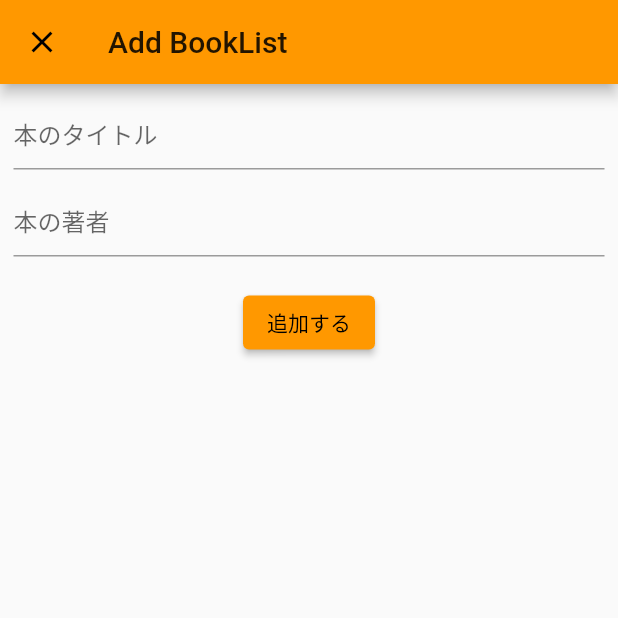
After one commit to skmkuma/booklist_app, a Flutter app: the screen it shows after launch, after a tap on the "add" icon, on a phone screen of 412 x 824 dp, the top half of it. The commit adds this screen. Run offline on Flutter 3.47's test engine with Material 2 defaults, Android fonts, the phone set to English and light mode, and no system bars; our stand-ins replace cloud_firestore, firebase_core; accounts and stored records are empty.

Commit message:
210825_Firebaseデータベースへ書き込み

```diff
--- /dev/null
+++ b/lib/add_book/add_book_model.dart
@@ -0,0 +1,20 @@
+import 'package:flutter/material.dart';
+import 'package:cloud_firestore/cloud_firestore.dart';
+
+class AddBookModel extends ChangeNotifier {
+  String? title;
+  String? author;
+  Future addbook() async {
+    if (title == null || title == "") {
+      throw "本のタイトルを選択して下さい";
+    }
+    if (author == null || author!.isEmpty) {
+      throw "本の著者を選択して下さい";
+    }
+    //FirebaseのFireStoreデータベースにデータを登録
+    await FirebaseFirestore.instance.collection("books").add({
+      "title": title,
+      "author": author,
+    });
+  }
+}
--- /dev/null
+++ b/lib/add_book/add_book_page.dart
@@ -0,0 +1,64 @@
+import 'package:booklist_app/add_book/add_book_model.dart';
+import 'package:booklist_app/domain/book.dart';
+import 'package:flutter/material.dart';
+import 'package:provider/provider.dart';
+
+class AddBookPage extends StatelessWidget {
+  @override
+  Widget build(BuildContext context) {
+    return ChangeNotifierProvider<AddBookModel>(
+      create: (_) => AddBookModel(), //..fetchBookList(),
+      child: Scaffold(
+        appBar: AppBar(
+          title: Text("Add BookList"),
+        ),
+        body: Center(
+          // notifyListeners()から値が更新されるとConsumerがrebuildされる
+          child: Consumer<AddBookModel>(builder: (context, model, child) {
+            return Padding(
+              padding: EdgeInsets.all(9),
+              child: Column(
+                children: [
+                  TextField(
+                    decoration: InputDecoration(hintText: '本のタイトル'),
+                    onChanged: (text) {
+                      //TODO: ここで取得したテキスト情報の処理
+                      model.title = text;
+                    },
+                  ),
+                  SizedBox(
+                    height: 10,
+                  ),
+                  TextFormField(
+                    decoration: InputDecoration(hintText: '本の著者'),
+                    onChanged: (text) {
+                      //TODO: ここで取得したテキスト情報の処理
+                      model.author = text;
+                    },
+                  ),
+                  SizedBox(
+                    height: 20,
+                  ),
+                  ElevatedButton(
+                      onPressed: () async {
+                        try {
+                          //ボタンが押された時の処理
+                          await model.addbook();
+                          Navigator.of(context).pop(true);
+                        } catch (e) {
+                          final snackbar = SnackBar(
+                              backgroundColor: Colors.red,
+                              content: Text(e.toString()));
+                          ScaffoldMessenger.of(context).showSnackBar(snackbar);
+                        }
+                      },
+                      child: Text('追加する')),
+                ],
+              ),
+            );
+          }),
+        ),
+      ),
+    );
+  }
+}
--- a/lib/book_list/book_list_model.dart
+++ b/lib/book_list/book_list_model.dart
@@ -7,24 +7,20 @@
 // 受け渡すデータはChangeNotifierを継承しnotifyListeners()を使って変更を知らせる
 // Provider.of<T>で親Widgetからデータを受け取る(渡すデータのクラスと<T>は揃える)
 class BookListModel extends ChangeNotifier {
-  final Stream<QuerySnapshot> _userStream =
-      FirebaseFirestore.instance.collection('books').snapshots();
-
   List<Book>? books;
 
-  void fetchBookList() {
-    // hoge.listen():hogeが更新されるとlisten以下のコードが走る
-    // .map()メソッドを使うことでDocumentSnapshot型⇨List型に変換
-    _userStream.listen((QuerySnapshot snapshot) {
+  void fetchBookList() async {
+    final QuerySnapshot snapshot =
+        await FirebaseFirestore.instance.collection("books").get();
     final List<Book> books = snapshot.docs.map((DocumentSnapshot document) {
       Map<String, dynamic> data = document.data() as Map<String, dynamic>;
       final String title = data["title"];
       final String author = data["author"];
       return Book(title, author);
     }).toList();
+
     this.books = books;
     // notifyListeners(): booksの値が更新され、Consumerが発火する
     notifyListeners();
-    });
   }
 }
--- a/lib/book_list/book_list_page.dart
+++ b/lib/book_list/book_list_page.dart
@@ -1,3 +1,5 @@
+import 'package:booklist_app/add_book/add_book_model.dart';
+import 'package:booklist_app/add_book/add_book_page.dart';
 import 'package:booklist_app/book_list/book_list_model.dart';
 import 'package:booklist_app/domain/book.dart';
 import 'package:flutter/material.dart';
@@ -34,11 +36,30 @@
             );
           }),
         ),
-        floatingActionButton: FloatingActionButton(
-          onPressed: null,
-          tooltip: 'Increment',
-          child: Icon(Icons.add),
-        ),
+        floatingActionButton:
+            Consumer<BookListModel>(builder: (context, model, child) {
+          return FloatingActionButton(
+            onPressed: () async {
+              //画面遷移
+              final bool? bookadd = await Navigator.push(
+                context,
+                MaterialPageRoute(
+                  builder: (context) => AddBookPage(),
+                  fullscreenDialog: true,
+                ),
+              );
+
+              if (bookadd != null && bookadd) {
+                final snackbar = SnackBar(
+                    backgroundColor: Colors.green, content: Text("本が追加されました"));
+                ScaffoldMessenger.of(context).showSnackBar(snackbar);
+              }
+              model.fetchBookList();
+            },
+            tooltip: 'Add book',
+            child: Icon(Icons.add),
+          );
+        }),
       ),
     );
   }
--- a/lib/domain/book.dart
+++ b/lib/domain/book.dart
@@ -1,3 +1,4 @@
+// initializer：クラスの初期化orインスタンス生成されたときに変数を初期化
 class Book {
   Book(this.title, this.author);
   String title;
```
Lines whose indentation alone changed are shown as unchanged.
